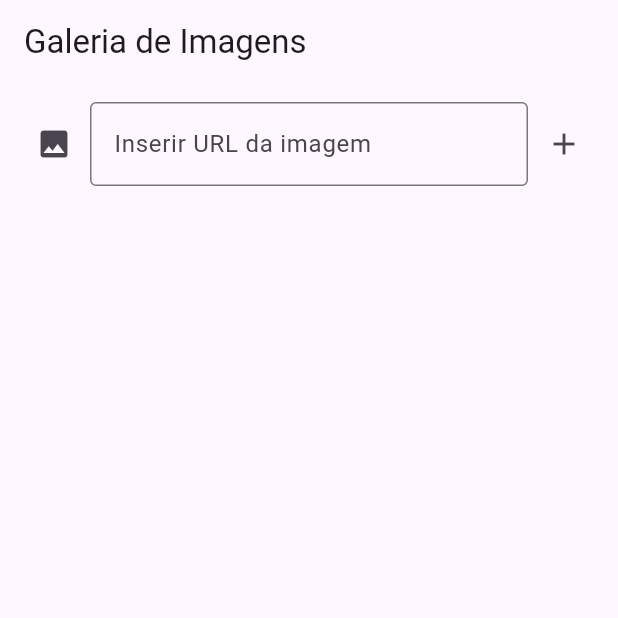
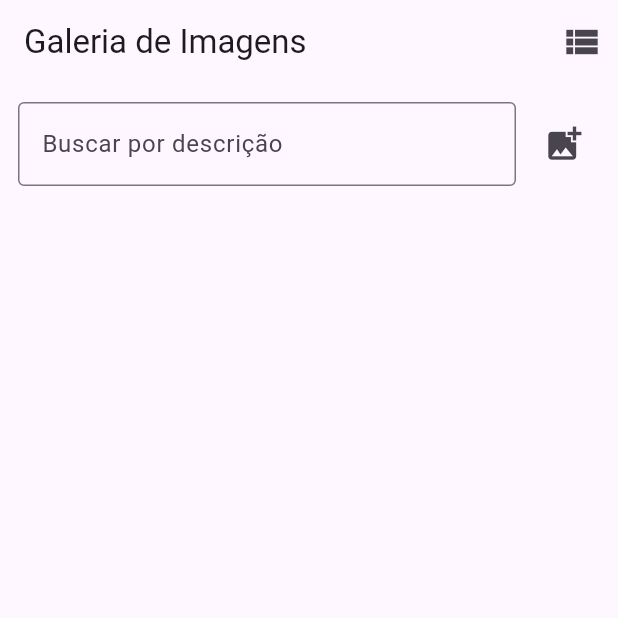
Before and after one commit to 56Gustavo/flutter_crud, a Flutter app: the screen it shows after launch, on a phone screen of 412 x 824 dp, the top half of it. Run offline on Flutter 3.47's test engine with Material 3 defaults, Android fonts, the phone set to English and light mode, and no system bars; our stand-ins replace shared_preferences; missing offline and left inert: dart:html.

Commit message:
removando importaçao da internet, add busca pela descricao e setando descricao default como nome da imagem, add galeria de fotos

```diff
--- a/lib/screens/home_screen.dart
+++ b/lib/screens/home_screen.dart
@@ -5,6 +5,7 @@ import 'package:shared_preferences/shared_preferences.dart';
 import '../models/image_item.dart';
 import '../widgets/image_card.dart';
 import 'package:uuid/uuid.dart';
+import 'view_screen.dart';
 
 class HomeScreen extends StatefulWidget {
   const HomeScreen({super.key});
@@ -17,6 +18,7 @@ class _HomeScreenState extends State<HomeScreen> {
   final List<ImageItem> _images = [];
   final TextEditingController _urlController = TextEditingController();
   final uuid = const Uuid();
+  String _searchQuery = '';
 
   @override
   void initState() {
@@ -64,17 +66,30 @@ class _HomeScreenState extends State<HomeScreen> {
         final reader = html.FileReader();
         reader.readAsDataUrl(file);
         reader.onLoadEnd.listen((e) {
+          final fileName = file.name.split('.').first;
           setState(() {
             _images.add(ImageItem(
               id: uuid.v4(),
               imageUrl: reader.result as String,
-              description: null,
+              description: fileName,
             ));
           });
           _saveImages();
         });
       }
     });
+  }
+
+  List<ImageItem> get _filteredImages {
+    if (_searchQuery.isEmpty) return _images;
+    return _images.where((img) => img.description?.toLowerCase().contains(_searchQuery.toLowerCase()) ?? false).toList();
+  }
+
+  void _navigateToViewScreen() {
+    Navigator.push(
+      context,
+      MaterialPageRoute(builder: (_) => ViewScreen(images: _images)),
+    );
   }
 
   void _editImage(ImageItem item, String newDescription) {
@@ -99,30 +114,35 @@ class _HomeScreenState extends State<HomeScreen> {
   @override
   Widget build(BuildContext context) {
     return Scaffold(
-      appBar: AppBar(title: const Text('Galeria de Imagens')),
+      appBar: AppBar(
+        title: const Text('Galeria de Imagens'),
+        actions: [
+          IconButton(
+            onPressed: _navigateToViewScreen,
+            icon: const Icon(Icons.view_list, size: 28),
+            tooltip: 'Visualizar Imagens',
+          ),
+        ],
+      ),
       body: Padding(
         padding: const EdgeInsets.all(12.0),
         child: Column(children: [
           Row(
             children: [
+              Expanded(
+                child: TextField(
+                  onChanged: (value) => setState(() => _searchQuery = value),
+                  decoration: const InputDecoration(
+                    labelText: 'Buscar por descrição',
+                    border: OutlineInputBorder(),
+                  ),
+                ),
+              ),
+              const SizedBox(width: 8),
               IconButton(
                 onPressed: _pickImageFromDevice,
-                icon: const Icon(Icons.image),
+                icon: const Icon(Icons.add_photo_alternate, size: 28),
                 tooltip: 'Adicionar imagem do computador',
-              ),
-              Expanded(
-                child: TextField(
-                  controller: _urlController,
-                  decoration: const InputDecoration(
-                    labelText: 'Inserir URL da imagem',
-                    border: OutlineInputBorder(),
-                  ),
-                  onSubmitted: (_) => _addImageFromUrl(),
-                ),
-              ),
-              IconButton(
-                onPressed: _addImageFromUrl,
-                icon: const Icon(Icons.add),
               ),
             ],
           ),
@@ -130,9 +150,9 @@ class _HomeScreenState extends State<HomeScreen> {
           Expanded(
             child: LayoutBuilder(
               builder: (context, constraints) {
-                int crossAxisCount = constraints.maxWidth < 600 ? 3 : 5;
+                int crossAxisCount = constraints.maxWidth < 600 ? 2 : 4;
                 return GridView.builder(
-                  itemCount: _images.length,
+                  itemCount: _filteredImages.length,
                   gridDelegate: SliverGridDelegateWithFixedCrossAxisCount(
                     crossAxisCount: crossAxisCount,
                     crossAxisSpacing: 10,
@@ -140,7 +160,7 @@ class _HomeScreenState extends State<HomeScreen> {
                     childAspectRatio: 3 / 4,
                   ),
                   itemBuilder: (ctx, i) {
-                    final item = _images[i];
+                    final item = _filteredImages[i];
                     return ImageCard(
                       item: item,
                       onDelete: () => _deleteImage(item.id),
--- a/lib/widgets/image_card.dart
+++ b/lib/widgets/image_card.dart
@@ -42,10 +42,10 @@ class ImageCard extends StatelessWidget {
                 child: Text(item.description!, maxLines: 2, overflow: TextOverflow.ellipsis),
               ),
             ButtonBar(
-              alignment: MainAxisAlignment.end,
+              alignment: MainAxisAlignment.spaceBetween,
               children: [
                 IconButton(icon: const Icon(Icons.edit), onPressed: onEdit),
-                IconButton(icon: const Icon(Icons.delete), onPressed: onDelete),
+                IconButton(icon: const Icon(Icons.delete, color: Colors.red), onPressed: onDelete),
               ],
             )
           ],
--- a/pubspec.yaml
+++ b/pubspec.yaml
@@ -11,6 +11,8 @@ dependencies:
   flutter_web_plugins:
     sdk: flutter
   uuid: ^4.0.0
+  http: ^1.3.0
+  provider: ^6.0.5
 
 dev_dependencies:
   flutter_test:
```
Also changed, not shown: lib/screens/view_screen.dart (added, +48 -0 lines), pubspec.lock.
